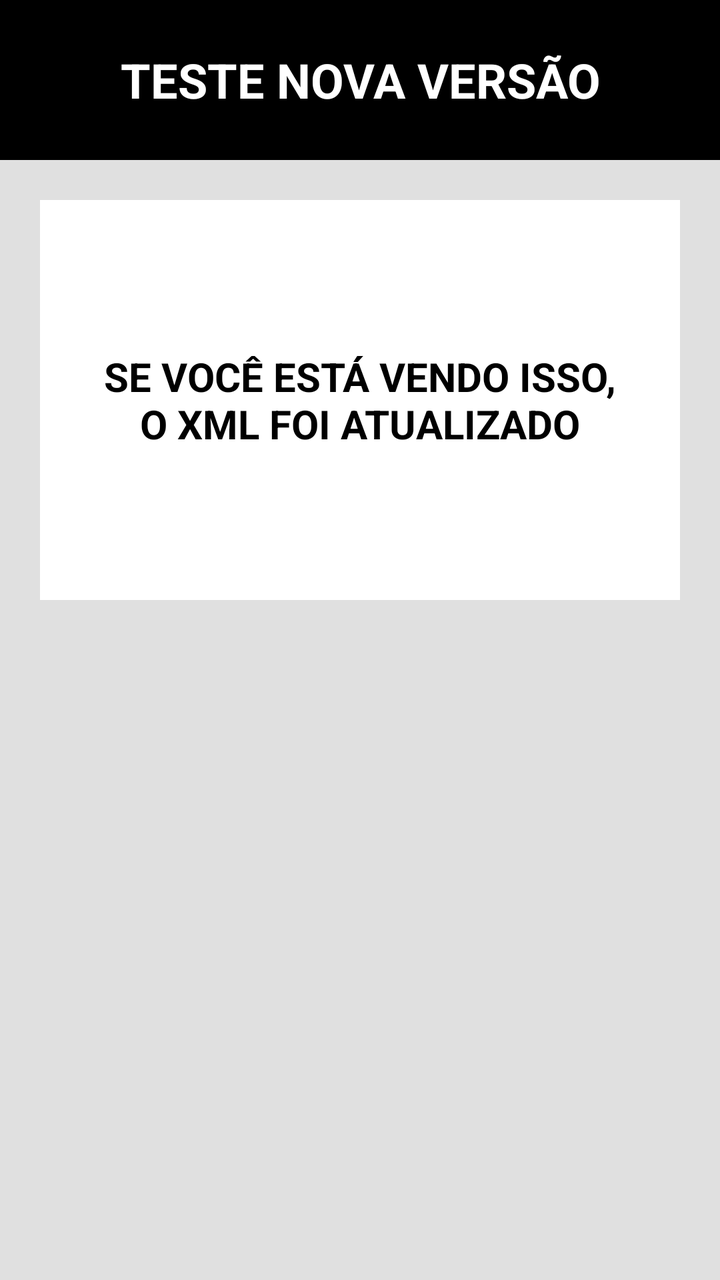
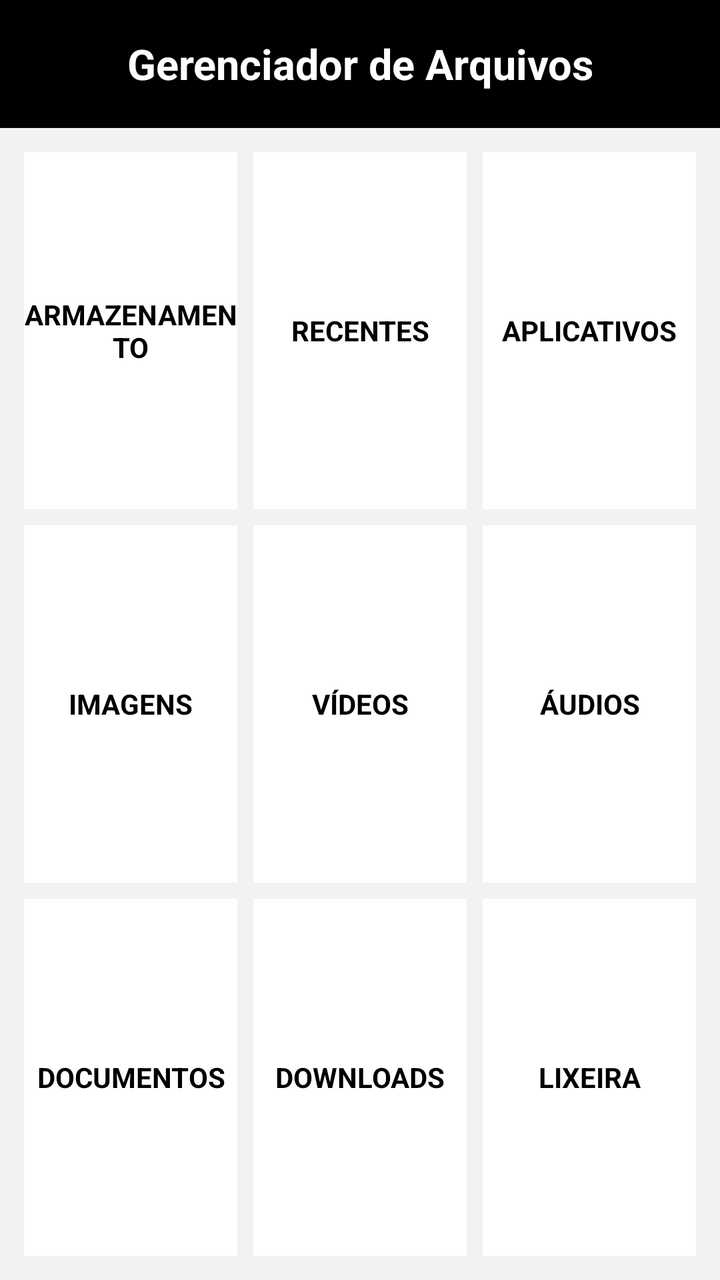

Compare the two renders of this Android layout. The source of the first and the diff that turns it into the second are given below.
<!-- AndroidManifest.xml: application theme android:Theme.Material.Light.NoActionBar -->
<!-- res/layout/activity_main.xml -->
<?xml version="1.0" encoding="utf-8"?>
<LinearLayout xmlns:android="http://schemas.android.com/apk/res/android"
    android:layout_width="match_parent"
    android:layout_height="match_parent"
    android:orientation="vertical"
    android:background="#E0E0E0">

    <TextView
        android:layout_width="match_parent"
        android:layout_height="80dp"
        android:background="#000000"
        android:gravity="center"
        android:text="TESTE NOVA VERSÃO"
        android:textColor="#FFFFFF"
        android:textSize="24sp"
        android:textStyle="bold" />

    <TextView
        android:layout_width="match_parent"
        android:layout_height="200dp"
        android:layout_margin="20dp"
        android:background="#FFFFFF"
        android:gravity="center"
        android:text="SE VOCÊ ESTÁ VENDO ISSO,\nO XML FOI ATUALIZADO"
        android:textColor="#000000"
        android:textSize="20sp"
        android:textStyle="bold" />

</LinearLayout>
<!-- resources referenced by this layout -->
<resources>

</resources>

<!-- the commit's change to res/layout/activity_main.xml (unified diff, before → after) -->
@@ -3,27 +3,160 @@
     android:layout_width="match_parent"
     android:layout_height="match_parent"
     android:orientation="vertical"
-    android:background="#E0E0E0">
+    android:background="#F2F2F2">
 
     <TextView
         android:layout_width="match_parent"
-        android:layout_height="80dp"
+        android:layout_height="64dp"
         android:background="#000000"
         android:gravity="center"
-        android:text="TESTE NOVA VERSÃO"
+        android:text="Gerenciador de Arquivos"
         android:textColor="#FFFFFF"
-        android:textSize="24sp"
+        android:textSize="21sp"
         android:textStyle="bold" />
 
-    <TextView
+    <LinearLayout
         android:layout_width="match_parent"
-        android:layout_height="200dp"
-        android:layout_margin="20dp"
-        android:background="#FFFFFF"
-        android:gravity="center"
-        android:text="SE VOCÊ ESTÁ VENDO ISSO,\nO XML FOI ATUALIZADO"
-        android:textColor="#000000"
-        android:textSize="20sp"
-        android:textStyle="bold" />
+        android:layout_height="0dp"
+        android:layout_weight="1"
+        android:orientation="vertical"
+        android:padding="8dp">
+
+        
+        <LinearLayout
+            android:layout_width="match_parent"
+            android:layout_height="0dp"
+            android:layout_weight="1"
+            android:orientation="horizontal">
+
+            <TextView
+                android:layout_width="0dp"
+                android:layout_height="match_parent"
+                android:layout_weight="1"
+                android:layout_margin="4dp"
+                android:background="#FFFFFF"
+                android:gravity="center"
+                android:text="ARMAZENAMENTO"
+                android:textColor="#000000"
+                android:textSize="14sp"
+                android:textStyle="bold" />
+
+            <TextView
+                android:layout_width="0dp"
+                android:layout_height="match_parent"
+                android:layout_weight="1"
+                android:layout_margin="4dp"
+                android:background="#FFFFFF"
+                android:gravity="center"
+                android:text="RECENTES"
+                android:textColor="#000000"
+                android:textSize="14sp"
+                android:textStyle="bold" />
+
+            <TextView
+                android:layout_width="0dp"
+                android:layout_height="match_parent"
+                android:layout_weight="1"
+                android:layout_margin="4dp"
+                android:background="#FFFFFF"
+                android:gravity="center"
+                android:text="APLICATIVOS"
+                android:textColor="#000000"
+                android:textSize="14sp"
+                android:textStyle="bold" />
+
+        </LinearLayout>
+
+        
+        <LinearLayout
+            android:layout_width="match_parent"
+            android:layout_height="0dp"
+            android:layout_weight="1"
+            android:orientation="horizontal">
+
+            <TextView
+                android:layout_width="0dp"
+                android:layout_height="match_parent"
+                android:layout_weight="1"
+                android:layout_margin="4dp"
+                android:background="#FFFFFF"
+                android:gravity="center"
+                android:text="IMAGENS"
+                android:textColor="#000000"
+                android:textSize="14sp"
+                android:textStyle="bold" />
+
+            <TextView
+                android:layout_width="0dp"
+                android:layout_height="match_parent"
+                android:layout_weight="1"
+                android:layout_margin="4dp"
+                android:background="#FFFFFF"
+                android:gravity="center"
+                android:text="VÍDEOS"
+                android:textColor="#000000"
+                android:textSize="14sp"
+                android:textStyle="bold" />
+
+            <TextView
+                android:layout_width="0dp"
+                android:layout_height="match_parent"
+                android:layout_weight="1"
+                android:layout_margin="4dp"
+                android:background="#FFFFFF"
+                android:gravity="center"
+                android:text="ÁUDIOS"
+                android:textColor="#000000"
+                android:textSize="14sp"
+                android:textStyle="bold" />
+
+        </LinearLayout>
+
+        
+        <LinearLayout
+            android:layout_width="match_parent"
+            android:layout_height="0dp"
+            android:layout_weight="1"
+            android:orientation="horizontal">
+
+            <TextView
+                android:layout_width="0dp"
+                android:layout_height="match_parent"
+                android:layout_weight="1"
+                android:layout_margin="4dp"
+                android:background="#FFFFFF"
+                android:gravity="center"
+                android:text="DOCUMENTOS"
+                android:textColor="#000000"
+                android:textSize="14sp"
+                android:textStyle="bold" />
+
+            <TextView
+                android:layout_width="0dp"
+                android:layout_height="match_parent"
+                android:layout_weight="1"
+                android:layout_margin="4dp"
+                android:background="#FFFFFF"
+                android:gravity="center"
+                android:text="DOWNLOADS"
+                android:textColor="#000000"
+                android:textSize="14sp"
+                android:textStyle="bold" />
+
+            <TextView
+                android:layout_width="0dp"
+                android:layout_height="match_parent"
+                android:layout_weight="1"
+                android:layout_margin="4dp"
+                android:background="#FFFFFF"
+                android:gravity="center"
+                android:text="LIXEIRA"
+                android:textColor="#000000"
+                android:textSize="14sp"
+                android:textStyle="bold" />
+
+        </LinearLayout>
+
+    </LinearLayout>
 
 </LinearLayout>
